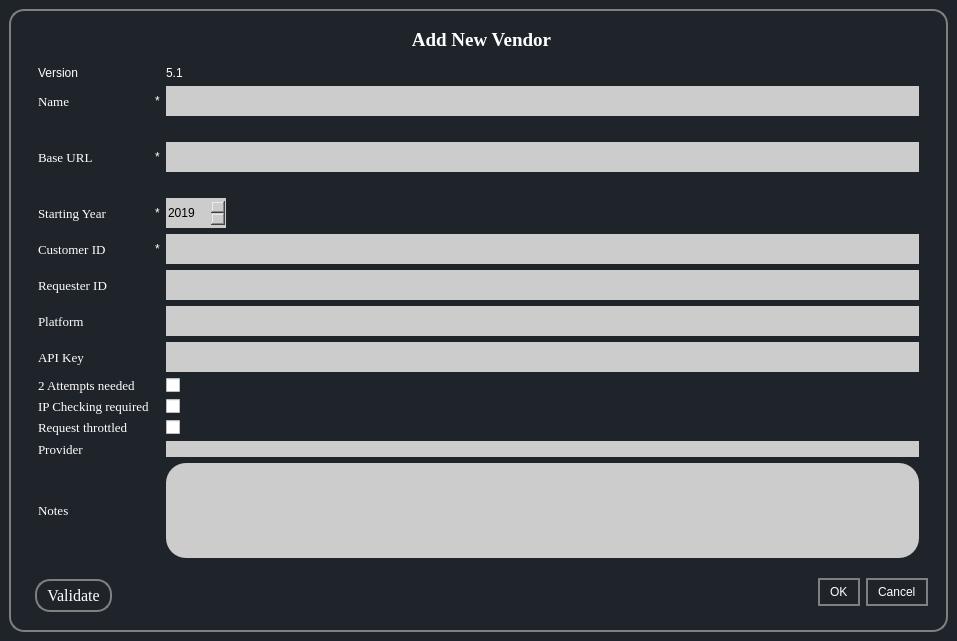
Before: the Qt Designer form ui/AddVendor51.ui in aanushri9/Counter-Harvesting-5.1, drawn with Qt 5.
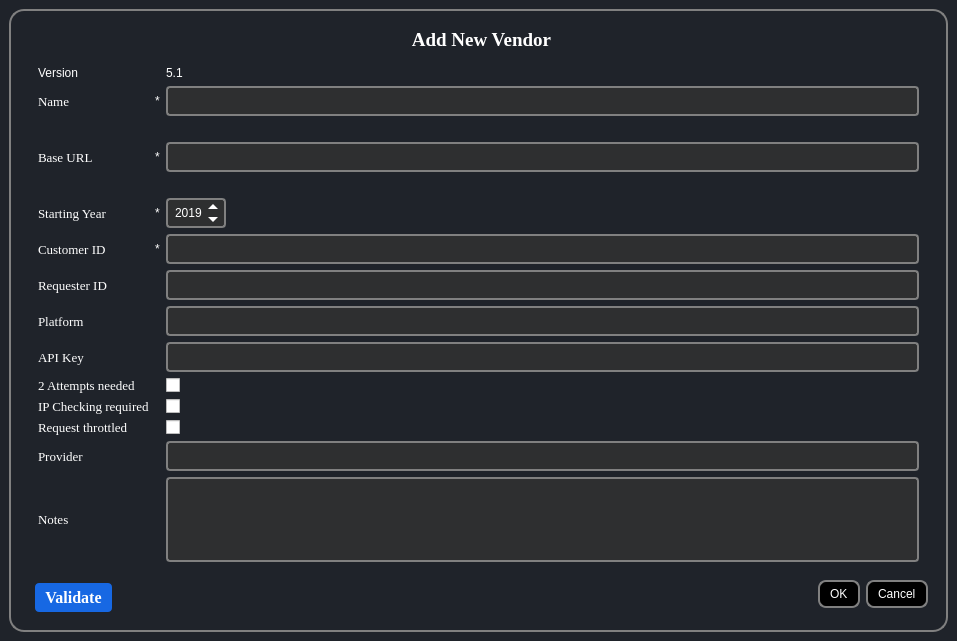
After: the same form once the commit is applied.

Diff of the .ui file:
```diff
--- a/ui/AddVendor51.ui
+++ b/ui/AddVendor51.ui
@@ -111,57 +111,6 @@
             </property>
            </widget>
           </item>
-          <item row="3" column="1">
-           <widget class="QPushButton" name="pushButton">
-            <property name="font">
-             <font>
-              <family>Georgia</family>
-              <pointsize>12</pointsize>
-             </font>
-            </property>
-            <property name="styleSheet">
-             <string notr="true">border: 2px solid grey;
-border-radius:15px;
-text-align:center;</string>
-            </property>
-            <property name="text">
-             <string>Validate</string>
-            </property>
-           </widget>
-          </item>
-          <item row="2" column="2" rowspan="2">
-           <widget class="QDialogButtonBox" name="buttonBox">
-            <property name="sizePolicy">
-             <sizepolicy hsizetype="Expanding" vsizetype="Preferred">
-              <horstretch>0</horstretch>
-              <verstretch>0</verstretch>
-             </sizepolicy>
-            </property>
-            <property name="minimumSize">
-             <size>
-              <width>0</width>
-              <height>20</height>
-             </size>
-            </property>
-            <property name="font">
-             <font>
-              <family>Georgia</family>
-              <pointsize>12</pointsize>
-              <italic>false</italic>
-              <bold>false</bold>
-             </font>
-            </property>
-            <property name="styleSheet">
-             <string notr="true">font: 12pt &quot;Georgia&quot;;
-border: 2px solid grey;
-border-radius: 15px;
-</string>
-            </property>
-            <property name="standardButtons">
-             <set>QDialogButtonBox::Cancel|QDialogButtonBox::Ok</set>
-            </property>
-           </widget>
-          </item>
           <item row="1" column="0" colspan="3">
            <widget class="QFrame" name="AddNewVendor">
             <property name="minimumSize">
@@ -388,10 +337,13 @@
                </property>
                <property name="styleSheet">
                 <string notr="true">QLineEdit {
-	background-color: #cccccc;
-	border-radius: 20px; 
-color:black;
+	border: 2px solid #808080;
+    border-radius: 4px;
+    padding: 5px;
+	color: white;
+	background-color: #2E2F30;
 }
+
 </string>
                </property>
               </widget>
@@ -413,10 +365,13 @@
                </property>
                <property name="styleSheet">
                 <string notr="true">QLineEdit {
-	background-color: #cccccc;
-	border-radius: 20px; 
-color:black;
+	border: 2px solid #808080;
+    border-radius: 4px;
+    padding: 5px;
+	color: white;
+background-color: #2E2F30;
 }
+
 </string>
                </property>
               </widget>
@@ -447,11 +402,40 @@
                </property>
                <property name="styleSheet">
                 <string notr="true">QDateEdit {
-	background-color: #cccccc;
-	border-radius: 20px; 
- color:black;
+    border: 2px solid #808080;
+background-color: #2E2F30;
+    border-radius: 4px;
+    padding-left: 5px;
 }
-</string>
+
+QDateEdit::up-button, QDateEdit::down-button {
+    border: none;
+    padding-right: 5px;
+}
+
+QDateEdit::up-button {
+    subcontrol-position: top right;
+}
+
+QDateEdit::down-button {
+    subcontrol-position: bottom right;
+}
+
+QDateEdit::up-arrow, QDateEdit::down-arrow {
+    border: 5px solid rgba(255, 255, 255, 0);
+    width: 0;
+    height: 0;
+}
+
+QDateEdit::up-arrow {
+    border-top: none;
+    border-bottom-color: white;
+}
+
+QDateEdit::down-arrow {
+    border-bottom: none;
+    border-top-color: white;
+}</string>
                </property>
                <property name="dateTime">
                 <datetime>
@@ -460,7 +444,7 @@
                  <second>0</second>
                  <year>2019</year>
                  <month>12</month>
-                 <day>29</day>
+                 <day>28</day>
                 </datetime>
                </property>
                <property name="displayFormat">
@@ -478,10 +462,13 @@
                </property>
                <property name="styleSheet">
                 <string notr="true">QLineEdit {
-	background-color: #cccccc;
-	border-radius: 20px; 
-color:black;
+	border: 2px solid #808080;
+    border-radius: 4px;
+    padding: 5px;
+	color: white;
+background-color: #2E2F30;
 }
+
 </string>
                </property>
               </widget>
@@ -496,10 +483,13 @@
                </property>
                <property name="styleSheet">
                 <string notr="true">QLineEdit {
-	background-color: #cccccc;
-	border-radius: 20px; 
-color:black;
+	border: 2px solid #808080;
+    border-radius: 4px;
+    padding: 5px;
+background-color: #2E2F30;
+	color: white;
 }
+
 </string>
                </property>
               </widget>
@@ -514,10 +504,13 @@
                </property>
                <property name="styleSheet">
                 <string notr="true">QLineEdit {
-	background-color: #cccccc;
-	border-radius: 20px; 
-color:black;
+background-color: #2E2F30;
+	border: 2px solid #808080;
+    border-radius: 4px;
+    padding: 5px;
+	color: white;
 }
+
 </string>
                </property>
               </widget>
@@ -532,9 +525,13 @@
                </property>
                <property name="styleSheet">
                 <string notr="true">QLineEdit {
-	background-color: #cccccc;
-	border-radius: 20px; 
-color:black;}
+background-color: #2E2F30;
+	border: 2px solid #808080;
+    border-radius: 4px;
+    padding: 5px;
+	color: white;
+}
+
 </string>
                </property>
               </widget>
@@ -570,10 +567,13 @@
                </property>
                <property name="styleSheet">
                 <string notr="true">QLineEdit {
-	background-color: #cccccc;
-	border-radius: 20px; 
-color:black;
+	border: 2px solid #808080;
+    border-radius: 4px;
+background-color: #2E2F30;
+    padding: 5px;
+	color: white;
 }
+
 </string>
                </property>
               </widget>
@@ -594,10 +594,13 @@
                </property>
                <property name="styleSheet">
                 <string notr="true">QLineEdit {
-	background-color: #cccccc;
-	border-radius: 20px; 
-color:black;
+	border: 2px solid #808080;
+    border-radius: 4px;
+    padding: 5px;
+	color: white;
+background-color: #2E2F30;
 }
+
 </string>
                </property>
               </widget>
@@ -605,6 +608,69 @@
             </layout>
            </widget>
           </item>
+          <item row="3" column="1">
+           <widget class="QPushButton" name="pushButton">
+            <property name="font">
+             <font>
+              <family>Georgia</family>
+              <pointsize>12</pointsize>
+              <italic>false</italic>
+              <bold>true</bold>
+             </font>
+            </property>
+            <property name="styleSheet">
+             <string notr="true">QPushButton {
+    background-color: #1768E3; 
+    color: #FFFFFF;
+	font: bold;
+   border-radius: 4px;
+text-align: center;
+}
+
+QPushButton:hover{
+ background-color: #2095E6;
+}
+
+</string>
+            </property>
+            <property name="text">
+             <string>Validate</string>
+            </property>
+           </widget>
+          </item>
+          <item row="2" column="2" rowspan="2">
+           <widget class="QDialogButtonBox" name="buttonBox">
+            <property name="sizePolicy">
+             <sizepolicy hsizetype="Expanding" vsizetype="Preferred">
+              <horstretch>0</horstretch>
+              <verstretch>0</verstretch>
+             </sizepolicy>
+            </property>
+            <property name="minimumSize">
+             <size>
+              <width>0</width>
+              <height>20</height>
+             </size>
+            </property>
+            <property name="font">
+             <font>
+              <family>Georgia</family>
+              <pointsize>12</pointsize>
+              <italic>false</italic>
+              <bold>false</bold>
+             </font>
+            </property>
+            <property name="styleSheet">
+             <string notr="true">border: 2px solid grey;
+border-radius: 8px;
+background-color: #000000;
+</string>
+            </property>
+            <property name="standardButtons">
+             <set>QDialogButtonBox::Cancel|QDialogButtonBox::Ok</set>
+            </property>
+           </widget>
+          </item>
          </layout>
         </widget>
        </item>
```
Left out of the diff: 2 changed lines with no effect on the pictures.
